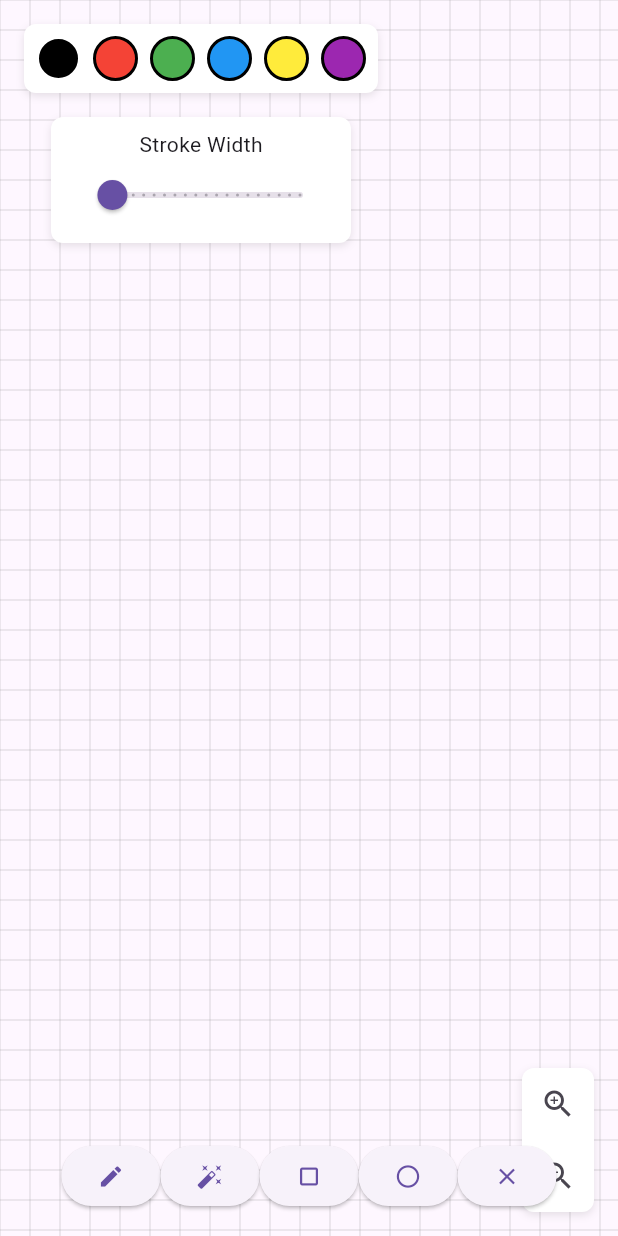
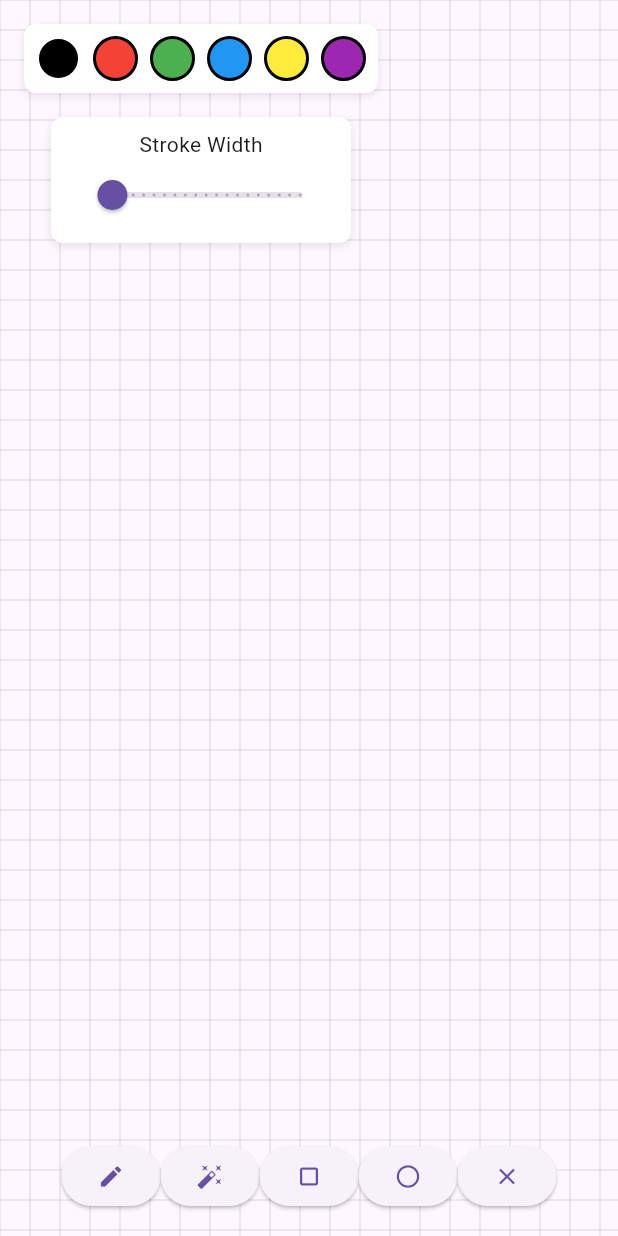
Before and after one commit to b150005/FlexiSketch, a Flutter app: the screen it shows after launch, on a phone screen of 412 x 824 dp. Run offline on Flutter 3.47's test engine with Material 3 defaults, Android fonts, the phone set to English and light mode, and no system bars; our stand-ins replace plugin_platform_interface, web.

Commit message:
:sparkles: スクロールによるズーム機能の追加
:fire: 虫眼鏡ボタンの削除

```diff
--- a/lib/src/canvas/infinite_canvas.dart
+++ b/lib/src/canvas/infinite_canvas.dart
@@ -1,3 +1,4 @@
+import 'package:flutter/gestures.dart';
 import 'package:flutter/material.dart';
 import '../../flexi_sketch_controller.dart';
 import 'canvas_painter.dart';
@@ -16,6 +17,12 @@ class _InfiniteCanvasState extends State<InfiniteCanvas> {
   Offset _lastFocalPoint = Offset.zero;
   double _lastScale = 1.0;
 
+  // マウスホイールのズーム感度(大きいほど敏感)
+  static const double _mouseWheelZoomSensitivity = 0.002;
+  // 最小・最大ズーム倍率
+  static const double _minScale = 0.1;
+  static const double _maxScale = 5.0;
+
   @override
   void initState() {
     super.initState();
@@ -26,16 +33,19 @@ class _InfiniteCanvasState extends State<InfiniteCanvas> {
   @override
   void dispose() {
     widget.controller.removeListener(_onControllerChanged);
+    _transformationController.dispose();
     super.dispose();
-  }
-
-  void _onControllerChanged() {
-    setState(() {});
   }
 
   @override
   Widget build(BuildContext context) {
-    return GestureDetector(
+    return Listener(
+      onPointerSignal: (PointerSignalEvent event) {
+        if (event is PointerScrollEvent) {
+          _handleMouseWheel(event);
+        }
+      },
+      child: GestureDetector(
         onScaleStart: _handleScaleStart,
         onScaleUpdate: _handleScaleUpdate,
         onScaleEnd: _handleScaleEnd,
@@ -49,7 +59,12 @@ class _InfiniteCanvasState extends State<InfiniteCanvas> {
             child: const SizedBox.expand(),
           ),
         ),
+      ),
     );
+  }
+
+  void _onControllerChanged() {
+    setState(() {});
   }
 
   void _handleScaleStart(ScaleStartDetails details) {
@@ -75,8 +90,7 @@ class _InfiniteCanvasState extends State<InfiniteCanvas> {
         ..translate(-details.localFocalPoint.dx, -details.localFocalPoint.dy);
 
       final panDelta = details.localFocalPoint - _lastFocalPoint;
-      final panMatrix = Matrix4.identity()
-        ..translate(panDelta.dx, panDelta.dy);
+      final panMatrix = Matrix4.identity()..translate(panDelta.dx, panDelta.dy);
 
       _transformationController.value = panMatrix * scaleMatrix * _transformationController.value;
       _lastFocalPoint = details.localFocalPoint;
@@ -90,4 +104,30 @@ class _InfiniteCanvasState extends State<InfiniteCanvas> {
       widget.controller.endDrawing();
     }
   }
+
+  void _handleMouseWheel(PointerScrollEvent event) {
+    // 現在のスケール値を取得
+    final double currentScale = _transformationController.value.getMaxScaleOnAxis();
+
+    // スクロール量からスケール変更値を計算
+    // 上にスクロール（負の値）でズームイン、下にスクロール（正の値）でズームアウト
+    final double scaleChange = -event.scrollDelta.dy * _mouseWheelZoomSensitivity;
+
+    // 新しいスケール値を計算（最小・最大値でクランプ）
+    final double targetScale = (currentScale * (1 + scaleChange)).clamp(_minScale, _maxScale);
+
+    // マウスポインタの位置を中心にズーム
+    final Offset focalPoint = event.localPosition;
+
+    // ズーム用の変換行列を作成
+    final Matrix4 matrix = Matrix4.identity()
+      ..translate(focalPoint.dx, focalPoint.dy)
+      ..scale(targetScale / currentScale)
+      ..translate(-focalPoint.dx, -focalPoint.dy);
+
+    // 現在の変換行列に適用
+    _transformationController.value = matrix * _transformationController.value;
+
+    setState(() {});
   }
+}
--- a/lib/src/widgets/flexi_sketch_widget.dart
+++ b/lib/src/widgets/flexi_sketch_widget.dart
@@ -5,7 +5,6 @@ import '../canvas/infinite_canvas.dart';
 import 'color_palette.dart';
 import 'stroke_width_slider.dart';
 import 'toolbar.dart';
-import 'zoom_controls.dart';
 
 class FlexiSketchWidget extends StatelessWidget {
   final FlexiSketchController controller;
@@ -30,11 +29,6 @@ class FlexiSketchWidget extends StatelessWidget {
                 ],
               ),
             ),
-            Positioned(
-              right: 16,
-              bottom: 16,
-              child: ZoomControls(controller: controller),
-            ),
             Align(
               alignment: Alignment.bottomCenter,
               child: Padding(
--- a/lib/src/widgets/zoom_controls.dart
+++ /dev/null
@@ -1,72 +0,0 @@
-import 'package:flutter/material.dart';
-
-import '../../flexi_sketch_controller.dart';
-
-class ZoomControls extends StatefulWidget {
-  final FlexiSketchController controller;
-
-  const ZoomControls({super.key, required this.controller});
-
-  @override
-  State<ZoomControls> createState() => _ZoomControlsState();
-}
-
-class _ZoomControlsState extends State<ZoomControls> with SingleTickerProviderStateMixin {
-  late AnimationController _controller;
-  late Animation<double> _animation;
-
-  @override
-  void initState() {
-    super.initState();
-    _controller = AnimationController(
-      duration: const Duration(milliseconds: 300),
-      vsync: this,
-    );
-    _animation = CurvedAnimation(
-      parent: _controller,
-      curve: Curves.easeInOut,
-    );
-    _controller.forward();
-  }
-
-  @override
-  void dispose() {
-    _controller.dispose();
-    super.dispose();
-  }
-
-  @override
-  Widget build(BuildContext context) {
-    return SlideTransition(
-      position: Tween<Offset>(
-        begin: const Offset(1, 0),
-        end: Offset.zero,
-      ).animate(_animation),
-      child: Container(
-        decoration: BoxDecoration(
-          color: Colors.white,
-          borderRadius: BorderRadius.circular(8),
-          boxShadow: [
-            BoxShadow(
-              color: Colors.black.withOpacity(0.1),
-              blurRadius: 4,
-              offset: const Offset(0, 2),
-            ),
-          ],
-        ),
-        child: Column(
-          children: [
-            IconButton(
-              icon: const Icon(Icons.zoom_in),
-              onPressed: () => widget.controller.zoomIn(),
-            ),
-            IconButton(
-              icon: const Icon(Icons.zoom_out),
-              onPressed: () => widget.controller.zoomOut(),
-            ),
-          ],
-        ),
-      ),
-    );
-  }
-}
```
Also changed, not shown: 1 other file. Lines whose indentation alone changed are shown as unchanged.
